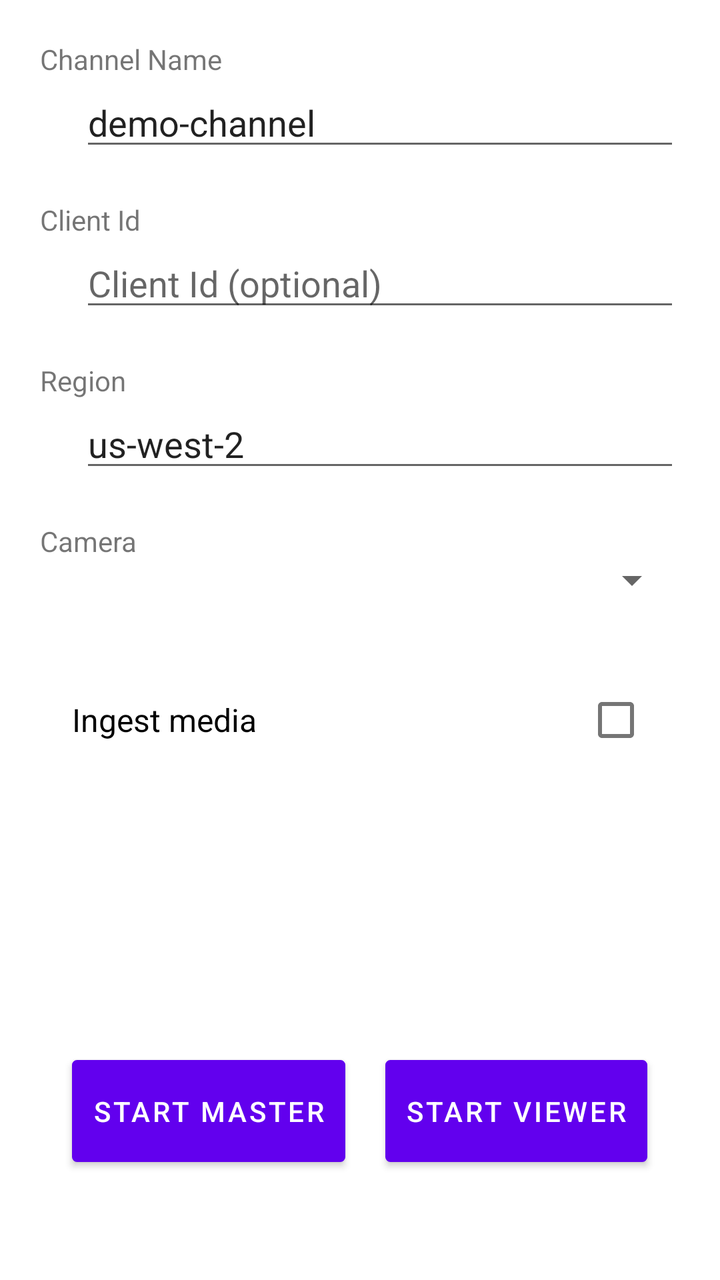
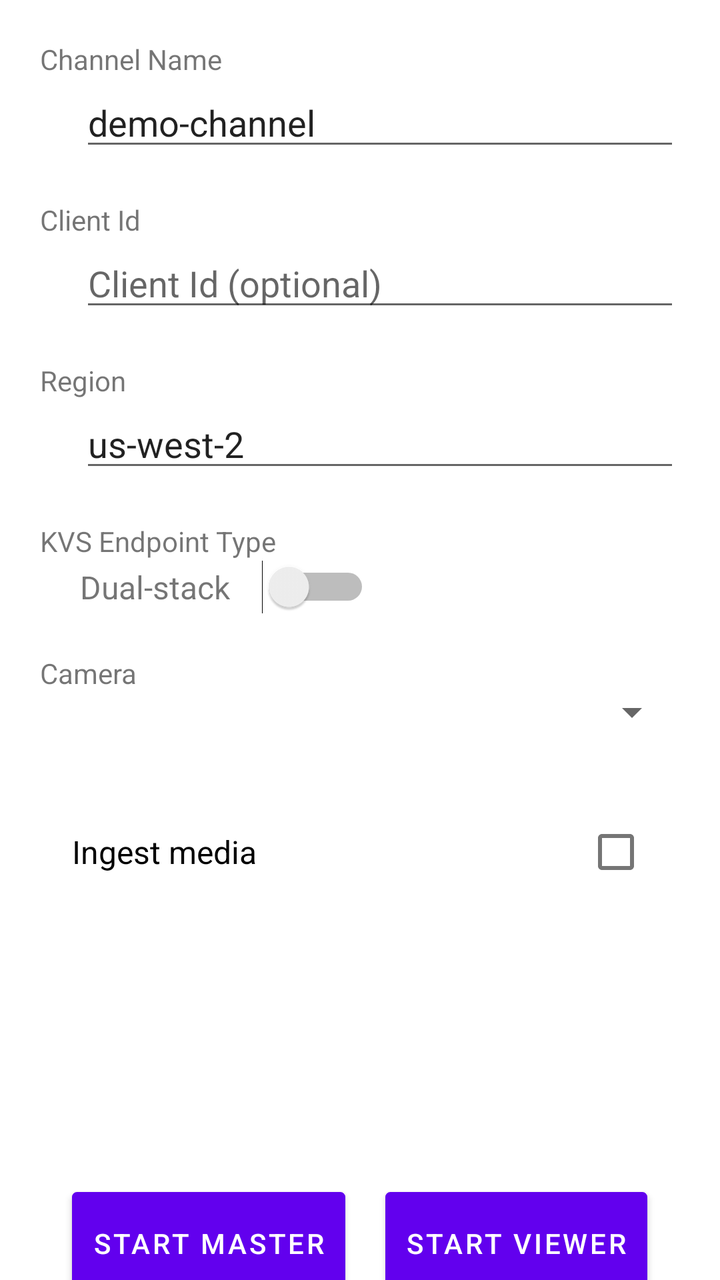

Compare the two renders of this Android layout. The source of the first and the diff that turns it into the second are given below.
<!-- AndroidManifest.xml: application theme Theme.WebRTCDemoApp -->
<!-- res/layout/fragment_stream_webrtc_configuration.xml -->
<?xml version="1.0" encoding="utf-8"?>
<androidx.core.widget.NestedScrollView xmlns:android="http://schemas.android.com/apk/res/android"
    xmlns:tools="http://schemas.android.com/tools"
    android:layout_width="match_parent"
    android:layout_height="match_parent"
    android:fillViewport="true">

    <LinearLayout
        android:layout_width="match_parent"
        android:layout_height="wrap_content"
        android:layout_margin="20dp"
        android:orientation="vertical">

        <TextView
            android:layout_width="wrap_content"
            android:layout_height="wrap_content"
            android:text="Channel Name"
            tools:ignore="HardcodedText" />

        <EditText
            android:id="@+id/channel_name"
            android:layout_width="match_parent"
            android:layout_height="wrap_content"
            android:layout_marginStart="20dp"
            android:text="demo-channel"
            android:maxLength="256"
            android:hint="Channel name with letter, number and ._-"
            tools:ignore="Autofill,HardcodedText"
            android:inputType="text" />

        <Space
            android:layout_width="match_parent"
            android:layout_height="20dp" />

        <TextView
            android:layout_width="wrap_content"
            android:layout_height="wrap_content"
            android:text="Client Id"
            tools:ignore="HardcodedText" />

        <EditText
            android:id="@+id/client_id"
            android:layout_width="match_parent"
            android:layout_height="wrap_content"
            android:layout_marginStart="20dp"
            android:text=""
            android:hint="Client Id (optional)"
            android:inputType="text"
            tools:ignore="Autofill,HardcodedText" />

        <Space
            android:layout_width="match_parent"
            android:layout_height="20dp" />


        <TextView
            android:layout_width="wrap_content"
            android:layout_height="wrap_content"
            android:text="Region"
            tools:ignore="HardcodedText" />

        <EditText
            android:id="@+id/region"
            android:layout_width="match_parent"
            android:layout_height="wrap_content"
            android:layout_marginStart="20dp"
            android:text="us-west-2"
            android:hint="Region in all lower case."
            tools:ignore="Autofill,HardcodedText"
            android:inputType="text" />

        <Space
            android:layout_width="match_parent"
            android:layout_height="20dp" />

        <TextView
            android:layout_width="wrap_content"
            android:layout_height="wrap_content"
            android:text="Camera"
            tools:ignore="HardcodedText" />

        <Spinner
            android:layout_width="match_parent"
            android:layout_height="20dp"
            android:id="@+id/camera_spinner" />

        <Space
            android:layout_width="match_parent"
            android:layout_height="20dp" />

        <CheckBox
            android:layout_width="match_parent"
            android:layout_height="wrap_content"
            android:text="Ingest media"
            android:layoutDirection="rtl"
            android:id="@+id/ingest_media"
            android:layout_margin="16dp"
            android:textSize="16sp"
            tools:ignore="HardcodedText" />

        <ListView
            android:layout_width="match_parent"
            android:layout_height="100dp"
            android:id="@+id/webrtc_options" />

        <Space
            android:layout_width="match_parent"
            android:layout_height="20dp" />

        <LinearLayout
            android:layout_width="match_parent"
            android:layout_height="wrap_content"
            android:orientation="horizontal"
            android:gravity="center">

            <Button
                android:layout_width="wrap_content"
                android:layout_height="wrap_content"
                android:id="@+id/start_master"
                android:text="Start Master"
                android:padding="10dp"
                android:background="@drawable/button_selector"
                android:layout_gravity="center"
                android:layout_margin="10dp"
                tools:ignore="HardcodedText" />

            <Button
                android:layout_width="wrap_content"
                android:layout_height="wrap_content"
                android:id="@+id/start_viewer"
                android:text="Start Viewer"
                android:layout_gravity="center"
                android:padding="10dp"
                android:background="@drawable/button_selector"
                android:layout_margin="10dp"
                tools:ignore="HardcodedText" />

        </LinearLayout>
    </LinearLayout>
</androidx.core.widget.NestedScrollView>
<!-- resources referenced by this layout -->
<resources>
  <!-- drawable button_selector (drawable) -->
  <?xml version="1.0" encoding="utf-8"?>
  <selector xmlns:android="http://schemas.android.com/apk/res/android">
  
      <item
          android:state_enabled="false"
          android:drawable="@drawable/button_default" />
      <item
          android:state_pressed="true"
          android:state_enabled="true"
          android:drawable="@drawable/button_pressed" />
      <item
          android:state_focused="true"
          android:state_enabled="true"
          android:drawable="@drawable/button_pressed" />
      <item
          android:state_enabled="true"
          android:drawable="@drawable/button_default" />
  </selector>
  <style name="Theme.WebRTCDemoApp" parent="Theme.MaterialComponents.DayNight.DarkActionBar">
          
          <item name="colorPrimary">@color/purple_500</item>
          <item name="colorPrimaryVariant">@color/purple_700</item>
          <item name="colorOnPrimary">@color/white</item>
          
          <item name="colorSecondary">@color/teal_200</item>
          <item name="colorSecondaryVariant">@color/teal_700</item>
          <item name="colorOnSecondary">@color/black</item>
          
          <item name="android:statusBarColor" tools:targetApi="l">?attr/colorPrimaryVariant</item>
          
      </style>
  <!-- drawable button_default (drawable) -->
  <?xml version="1.0" encoding="utf-8"?>
  <shape xmlns:android="http://schemas.android.com/apk/res/android">
  
      <solid android:color="@color/button_default" />
      <stroke
          android:width="@dimen/activity_button_border"
          android:color="@color/button_default"/>
      <corners
          android:radius="@dimen/activity_button_radius"/>
  
  </shape>
  <!-- drawable button_pressed (drawable) -->
  <?xml version="1.0" encoding="utf-8"?>
  <shape xmlns:android="http://schemas.android.com/apk/res/android">
  
      <solid android:color="@color/button_pressed" />
      <stroke
          android:width="@dimen/activity_button_border"
          android:color="@color/button_pressed" />
      <corners
          android:radius="@dimen/activity_button_radius"/>
  
  </shape>
  <color name="purple_500">#FF6200EE</color>
  <color name="purple_700">#FF3700B3</color>
  <color name="white">#FFFFFFFF</color>
  <color name="teal_200">#FF03DAC5</color>
  <color name="teal_700">#FF018786</color>
  <color name="black">#FF000000</color>
  <color name="button_default">#329AD6</color>
  <dimen name="activity_button_border">1dp</dimen>
  <dimen name="activity_button_radius">2dp</dimen>
  <color name="button_pressed">#2A5C91</color>
</resources>

<!-- the commit's change to res/layout/fragment_stream_webrtc_configuration.xml (unified diff, before → after) -->
@@ -76,13 +76,48 @@
         <TextView
             android:layout_width="wrap_content"
             android:layout_height="wrap_content"
+            android:text="KVS Endpoint Type"
+            tools:ignore="HardcodedText" />
+
+        <LinearLayout
+            android:layout_width="match_parent"
+            android:layout_height="wrap_content"
+            android:orientation="horizontal"
+            android:gravity="center_vertical"
+            android:layout_marginStart="20dp">
+
+            <TextView
+                android:id="@+id/label_dual_stack"
+                android:layout_width="wrap_content"
+                android:layout_height="wrap_content"
+                android:text="Dual-stack"
+                android:textSize="16sp"
+                android:layout_marginStart="0dp" />
+
+            <Switch
+                android:id="@+id/use_dual_stack_endpoints"
+                android:layout_width="wrap_content"
+                android:layout_height="wrap_content"
+                android:layout_marginStart="16dp" />
+
+        </LinearLayout>
+
+
+        <Space
+            android:layout_width="match_parent"
+            android:layout_height="20dp" />
+
+        <TextView
+            android:layout_width="wrap_content"
+            android:layout_height="wrap_content"
             android:text="Camera"
             tools:ignore="HardcodedText" />
 
         <Spinner
             android:layout_width="match_parent"
             android:layout_height="20dp"
-            android:id="@+id/camera_spinner" />
+            android:id="@+id/camera_spinner"
+            android:layout_marginStart="10dp" />
 
         <Space
             android:layout_width="match_parent"
